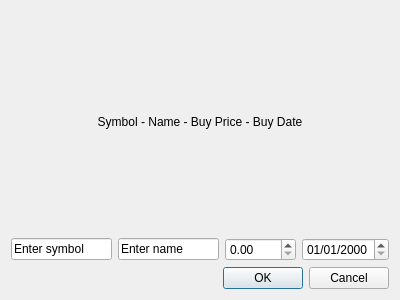
cihansenyuz/tax-calc, file gui/createdialog.ui: the form before one commit.
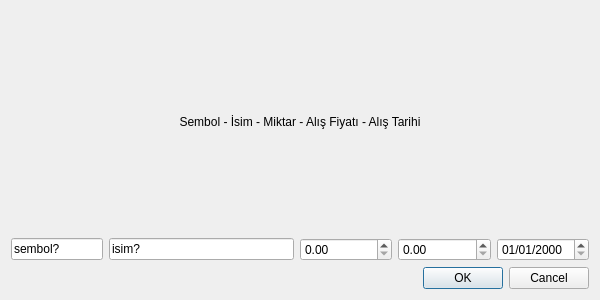
The form after the commit.

Commit message: update asset class with new properties

Patch:
```diff
--- a/gui/createdialog.ui
+++ b/gui/createdialog.ui
@@ -6,7 +6,7 @@
    <rect>
     <x>0</x>
     <y>0</y>
-    <width>400</width>
+    <width>600</width>
     <height>300</height>
    </rect>
   </property>
@@ -17,7 +17,7 @@
    <item>
     <widget class="QLabel" name="label">
      <property name="text">
-      <string>Symbol - Name - Buy Price - Buy Date</string>
+      <string>Sembol - İsim - Miktar - Alış Fiyatı - Alış Tarihi</string>
      </property>
      <property name="alignment">
       <set>Qt::AlignmentFlag::AlignCenter</set>
@@ -25,21 +25,24 @@
     </widget>
    </item>
    <item>
-    <layout class="QHBoxLayout" name="horizontalLayout">
+    <layout class="QHBoxLayout" name="horizontalLayout" stretch="1,2,1,1,1">
      <item>
       <widget class="QLineEdit" name="symbolLineEdit">
        <property name="text">
-        <string>Enter symbol</string>
+        <string>sembol?</string>
        </property>
       </widget>
      </item>
      <item>
       <widget class="QLineEdit" name="nameLineEdit">
        <property name="text">
-        <string>Enter name</string>
+        <string>isim?</string>
        </property>
       </widget>
      </item>
+     <item>
+      <widget class="QDoubleSpinBox" name="quantitySpinBox"/>
+     </item>
      <item>
       <widget class="QDoubleSpinBox" name="buyPriceSpinBox">
        <property name="buttonSymbols">
```
The commit also changes 3 other files.
